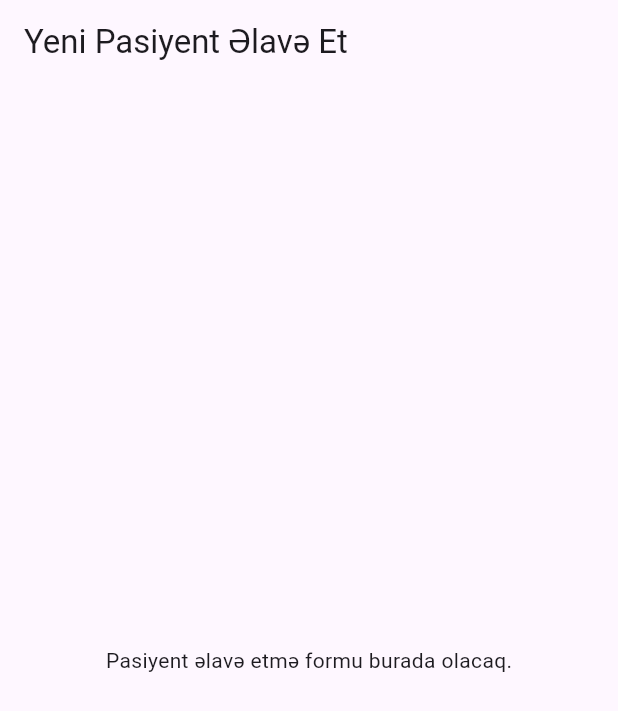
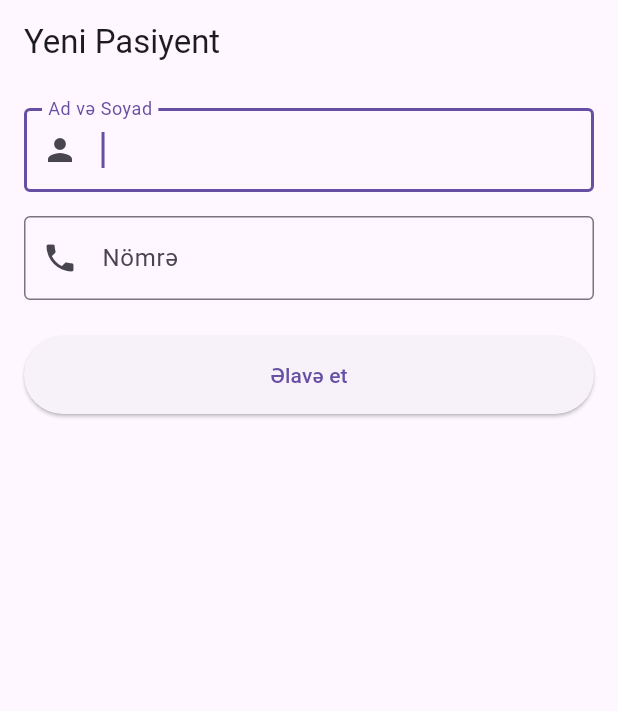
Before and after one commit to karamlyy/dental_mobile, a Flutter app: the AddPatientPage screen opened by its route, on a phone screen of 412 x 824 dp. Shown: the top 711 px of the screen. Run offline on Flutter 3.47's test engine with Material 3 defaults, Android fonts, the light colour scheme and no system bars; our stand-ins replace dio, flutter_bloc, flutter_secure_storage, get_it, go_router; accounts and stored records are empty.

Commit message:
add patient changed and some ui improvements

```diff
--- a/lib/config/di.dart
+++ b/lib/config/di.dart
@@ -5,6 +5,7 @@ import 'package:dental_mobile/features/patient-detail/presentation/cubit/patient
 import 'package:dental_mobile/features/patient-detail/presentation/cubit/patient_payments_cubit.dart';
 import 'package:dental_mobile/features/patients/data/patients_api.dart';
 import 'package:dental_mobile/features/patients/presentation/cubit/patients_cubit.dart';
+import 'package:dental_mobile/features/patients/presentation/cubit/add_patient_cubit.dart';
 import 'package:get_it/get_it.dart';
 import 'package:dio/dio.dart';
 import '../core/network/dio_client.dart';
@@ -35,6 +36,9 @@ Future<void> init() async {
   sl.registerFactory(
     () => PatientsCubit(sl<PatientsApi>(), sl<SecureStorage>()),
   );
+  sl.registerFactory(
+    () => AddPatientCubit(sl<PatientsApi>(), sl<SecureStorage>()),
+  );
 
   sl.registerLazySingleton<PatientDetailApi>(() => PatientDetailApi(sl<DioClient>()));
 
--- /dev/null
+++ b/lib/features/patients/presentation/cubit/add_patient_state.dart
@@ -0,0 +1,31 @@
+part of 'add_patient_cubit.dart';
+
+enum AddPatientStatus { initial, loading, success, error }
+
+class AddPatientState {
+  final String fullName;
+  final String phone;
+  final AddPatientStatus status;
+  final String? errorMessage;
+
+  const AddPatientState({
+    this.fullName = '',
+    this.phone = '',
+    this.status = AddPatientStatus.initial,
+    this.errorMessage,
+  });
+
+  AddPatientState copyWith({
+    String? fullName,
+    String? phone,
+    AddPatientStatus? status,
+    String? errorMessage,
+  }) {
+    return AddPatientState(
+      fullName: fullName ?? this.fullName,
+      phone: phone ?? this.phone,
+      status: status ?? this.status,
+      errorMessage: errorMessage,
+    );
+  }
+}
--- a/lib/features/patients/presentation/cubit/patients_cubit.dart
+++ b/lib/features/patients/presentation/cubit/patients_cubit.dart
@@ -29,6 +29,11 @@ class PatientsCubit extends Cubit<PatientsState> {
       final token = await storage.read('accessToken');
       if (token == null) throw Exception('No access token');
 
+      await api.createPatient(token, {
+        'fullName': fullName,
+        'phone': phone,
+      });
+
       await fetchPatients();
     } catch (e) {
       emit(PatientsError(e.toString()));
--- a/lib/features/patients/presentation/pages/add_patient_page.dart
+++ b/lib/features/patients/presentation/pages/add_patient_page.dart
@@ -1,14 +1,94 @@
+import 'package:dental_mobile/config/di.dart';
 import 'package:flutter/material.dart';
+import 'package:flutter_bloc/flutter_bloc.dart';
+import '../cubit/add_patient_cubit.dart';
 
 class AddPatientPage extends StatelessWidget {
   const AddPatientPage({super.key});
 
   @override
   Widget build(BuildContext context) {
-    return Scaffold(
-      appBar: AppBar(title: const Text('Yeni Pasiyent Əlavə Et')),
-      body: const Center(
-        child: Text('Pasiyent əlavə etmə formu burada olacaq.'),
+    return BlocProvider(
+      create: (_) => sl<AddPatientCubit>(),
+      child: Scaffold(
+        appBar: AppBar(title: const Text('Yeni Pasiyent')),
+        body: BlocListener<AddPatientCubit, AddPatientState>(
+          listener: (context, state) {
+            if (state.status == AddPatientStatus.success) {
+              Navigator.pop(context, true);
+            } else if (state.status == AddPatientStatus.error) {
+              ScaffoldMessenger.of(context).showSnackBar(
+                SnackBar(content: Text(state.errorMessage ?? 'Xəta baş verdi')),
+              );
+            }
+          },
+          child: SingleChildScrollView(
+            padding: const EdgeInsets.all(16),
+            child: Column(
+              crossAxisAlignment: CrossAxisAlignment.stretch,
+              children: [
+                BlocBuilder<AddPatientCubit, AddPatientState>(
+                  buildWhen: (previous, current) =>
+                      previous.fullName != current.fullName,
+                  builder: (context, state) {
+                    return TextFormField(
+                      initialValue: state.fullName,
+                      decoration: const InputDecoration(
+                        labelText: 'Ad və Soyad',
+                        border: OutlineInputBorder(),
+                        prefixIcon: Icon(Icons.person),
+                      ),
+                      onChanged: (value) => context
+                          .read<AddPatientCubit>()
+                          .fullNameChanged(value),
+                      autofocus: true,
+                    );
+                  },
+                ),
+                const SizedBox(height: 16),
+                BlocBuilder<AddPatientCubit, AddPatientState>(
+                  buildWhen: (previous, current) =>
+                      previous.phone != current.phone,
+                  builder: (context, state) {
+                    return TextFormField(
+                      initialValue: state.phone,
+                      keyboardType: TextInputType.phone,
+                      decoration: const InputDecoration(
+                        labelText: 'Nömrə',
+                        border: OutlineInputBorder(),
+                        prefixIcon: Icon(Icons.phone),
+                      ),
+                      onChanged: (value) =>
+                          context.read<AddPatientCubit>().phoneChanged(value),
+                    );
+                  },
+                ),
+                const SizedBox(height: 24),
+                BlocBuilder<AddPatientCubit, AddPatientState>(
+                  buildWhen: (previous, current) =>
+                      previous.status != current.status,
+                  builder: (context, state) {
+                    return ElevatedButton(
+                      onPressed: state.status == AddPatientStatus.loading
+                          ? null
+                          : () => context.read<AddPatientCubit>().submit(),
+                      style: ElevatedButton.styleFrom(
+                        padding: const EdgeInsets.symmetric(vertical: 16),
+                      ),
+                      child: state.status == AddPatientStatus.loading
+                          ? const SizedBox(
+                              height: 20,
+                              width: 20,
+                              child: CircularProgressIndicator(strokeWidth: 2),
+                            )
+                          : const Text('Əlavə et'),
+                    );
+                  },
+                ),
+              ],
+            ),
+          ),
+        ),
       ),
     );
   }
--- a/lib/features/patients/presentation/widgets/patients_page_content.dart
+++ b/lib/features/patients/presentation/widgets/patients_page_content.dart
@@ -43,7 +43,7 @@ class PatientsPageContent extends StatelessWidget {
                             child: Row(
                               children: [
                                 CircleAvatar(
-                                  radius: 28,
+                                  radius: 18,
                                   child: Text(
                                     patient['fullName'][0],
                                     style: const TextStyle(
```
Also changed, not shown: lib/features/patients/presentation/cubit/add_patient_cubit.dart (added, +49 -0 lines), lib/features/patients/presentation/pages/patients_page.dart (+9 -9 lines), lib/features/patients/presentation/widgets/add_patient_sheet.dart (deleted, +0 -101 lines).
